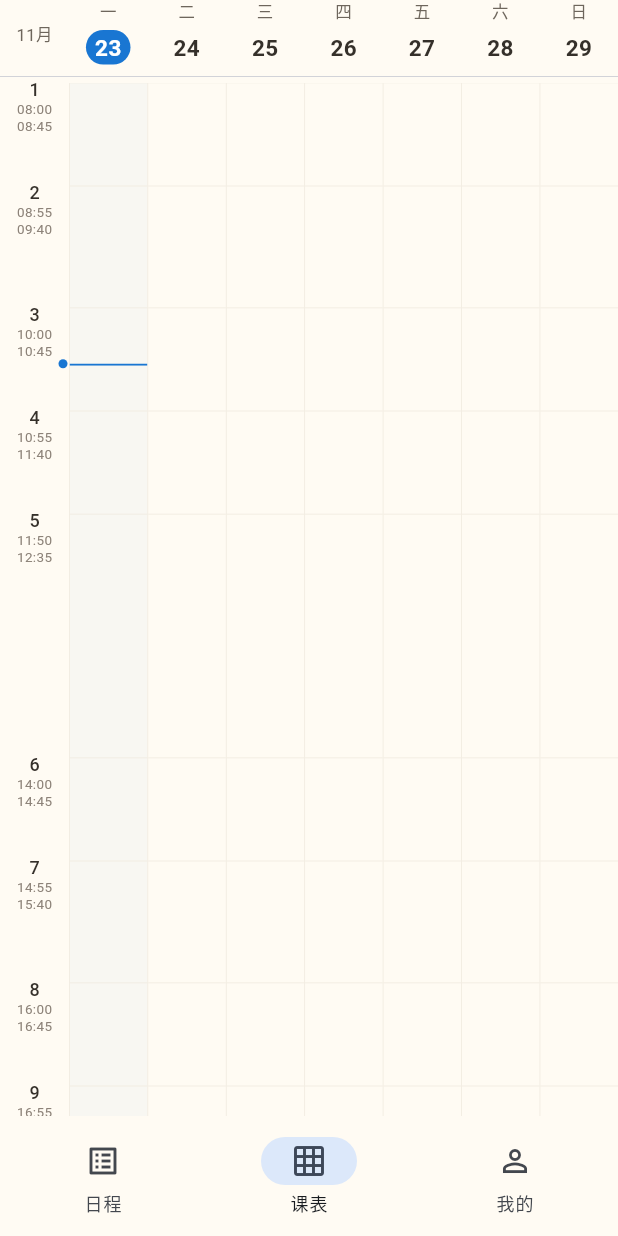
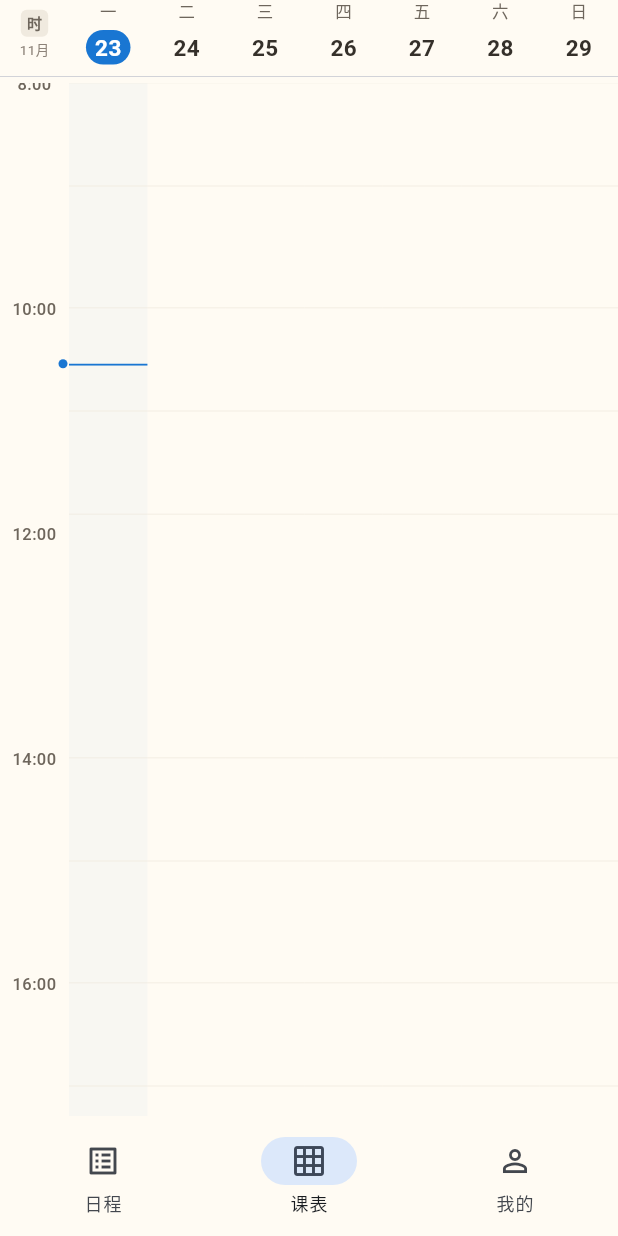
Before and after one commit to memor188/todo-reminder, a Flutter app: the screen it shows after launch, item 2 of the bottom bar chosen, on a phone screen of 412 x 824 dp. Run offline on Flutter 3.47's test engine with Material 3 defaults, Android fonts, the phone set to English and light mode, and no system bars; our stand-ins replace file_picker, flutter_local_notifications, share_plus, shared_preferences, sqflite, timezone; accounts and stored records are empty.

Commit message:
feat: 课表刻度可切换、去列间竖线、课程提前量可配置

```diff
--- a/app/lib/models/course.dart
+++ b/app/lib/models/course.dart
@@ -1,3 +1,9 @@
+/// 课程提醒的默认提前量：从宿舍走到教学楼大概 10 分钟。
+///
+/// 2026-11-23 之前这个值写死在 `reminder_plan.dart` 里、用户改不了；
+/// 现在下沉到 Course 模型，作为字段默认值，录入页就能像事件/任务一样选。
+const int defaultCourseLeadMinutes = 10;
+
 /// 课程：周期规则，改一次等于改整个学期。
 class Course {
   const Course({
@@ -14,6 +20,7 @@ class Course {
     required this.semesterStart, // yyyy-MM-dd
     required this.semesterEnd,
     this.weekParity = 0, // 0=每周，1=单周，2=双周（weeks 为空时兜底）
+    this.remindBeforeMinutes = defaultCourseLeadMinutes,
   });
 
   final int? id;
@@ -38,6 +45,10 @@ class Course {
   final String semesterEnd;
   final int weekParity;
 
+  /// 提前多少分钟响提醒（2026-11-23 用户要求课程也能调）。
+  /// 0 = 到点提醒；默认 10 分钟，和改动前写死的行为一致。
+  final int remindBeforeMinutes;
+
   Map<String, Object?> toMap() => {
     'id': id,
     'title': title,
@@ -52,6 +63,7 @@ class Course {
     'semester_start': semesterStart,
     'semester_end': semesterEnd,
     'week_parity': weekParity,
+    'remind_before_minutes': remindBeforeMinutes,
   };
 
   factory Course.fromMap(Map<String, Object?> map) => Course(
@@ -68,5 +80,9 @@ class Course {
     semesterStart: map['semester_start']! as String,
     semesterEnd: map['semester_end']! as String,
     weekParity: (map['week_parity'] as num?)?.toInt() ?? 0,
+    // 老备份/老库没有这一列时回落到 10，行为和加字段前完全一致。
+    remindBeforeMinutes:
+        (map['remind_before_minutes'] as num?)?.toInt() ??
+        defaultCourseLeadMinutes,
   );
 }
--- a/app/lib/models/reminder_plan.dart
+++ b/app/lib/models/reminder_plan.dart
@@ -1,11 +1,9 @@
 import 'course.dart';
 import 'timeline.dart';
 
-/// 课程提醒的默认提前量。
-///
-/// 事件默认提前 15 分钟（要提前到场办事），任务默认到点（当天做完即可），
-/// 课程取中间值 10 分钟——从宿舍楼下走到教学楼正好够。
-const int defaultCourseLeadMinutes = 10;
+// 默认值已下沉到 Course 模型（这样录入页和调度共用一份）。
+// 这里转出一份，老代码从 reminder_plan 引用这个名字照样能用。
+export 'course.dart' show defaultCourseLeadMinutes;
 
 /// 课程提醒只排未来这么多周。
 ///
@@ -65,9 +63,11 @@ String courseReminderBody(Course course, int leadMinutes) {
 List<CourseReminder> planCourseReminders({
   required Course course,
   required DateTime now,
-  int leadMinutes = defaultCourseLeadMinutes,
+  // 不写死默认值：默认取课程自己的字段。显式传值仅供测试/特殊场景覆盖。
+  int? leadMinutes,
   int horizonWeeks = courseReminderHorizonWeeks,
 }) {
+  final effectiveLead = leadMinutes ?? course.remindBeforeMinutes;
   final courseId = course.id;
   if (courseId == null) return const [];
 
@@ -109,7 +109,7 @@ List<CourseReminder> planCourseReminders({
       startMinutes % 60,
     );
     final fireAt = startAt.subtract(
-      Duration(minutes: leadMinutes <= 0 ? 0 : leadMinutes),
+      Duration(minutes: effectiveLead <= 0 ? 0 : effectiveLead),
     );
     // 今天这节课的提醒点已经过去：跳过，等下一周。
     if (!fireAt.isAfter(now)) continue;
--- a/app/lib/screens/timetable_screen.dart
+++ b/app/lib/screens/timetable_screen.dart
@@ -38,6 +38,24 @@ double? nowLineTopFor(
   if (minutes < gridStart || minutes > gridEnd) return null;
   return (minutes - gridStart) * pxPerMinute;
 }
+
+/// 左栏刻度（2026-11-23 用户要求）：不要「第 N 节 / A B C」，只要
+/// `8:00`、`10:00` 这种每两小时一个的整点。
+///
+/// 起点对齐到 step 的整数倍，所以 08:00 起就是 8/10/12/14…，不会
+/// 因为作息表第一节是 08:00 就出现错位刻度。
+/// 抽成纯函数是为了单测能固定 gridStart/gridEnd 验算。
+List<int> timeGutterMarks(int gridStart, int gridEnd, {int step = 120}) {
+  final first = ((gridStart + step - 1) ~/ step) * step;
+  final marks = <int>[];
+  for (var m = first; m <= gridEnd; m += step) {
+    marks.add(m);
+  }
+  return marks;
+}
+
+/// `480 -> 8:00`，不补前导零——用户要的就是这个写法。
+String timeGutterLabel(int minutes) => '${minutes ~/ 60}:00';
 
 class TimetableScreen extends StatefulWidget {
   const TimetableScreen({
@@ -89,6 +107,11 @@ class _TimetableScreenState extends State<TimetableScreen> {
   /// 课名 → 底色，整屏统一分配（见 [assignCourseColors]），撞色会自动错开。
   Map<String, Color> _colors = const {};
   bool _loading = true;
+
+  /// 左栏刻度模式（2026-11-23 用户改主意：两种都留着，点按钮切换）。
+  /// true = 每两小时整点（8:00 / 10:00…），false = 节次 + 起止时刻（1 / 08:00 / 08:45）。
+  /// 默认整点——那是用户第一条明确要求；节次留作对教务系统「第 3-5 节」时用。
+  bool _showClockTicks = true;
 
   /// 当前时间线每分钟动一次。用 Timer 而不是依赖页面重建——
   /// 用户可能就停在这一页盯着看，不刷新的话那条线会一直是打开时的位置。
@@ -205,15 +228,7 @@ class _TimetableScreenState extends State<TimetableScreen> {
       children: [
         Row(
           children: [
-            SizedBox(
-              width: gutterWidth,
-              child: Center(
-                child: Text(
-                  '${monday.month}月',
-                  style: const TextStyle(fontSize: 11, color: warmInkSoft),
-                ),
-              ),
-            ),
+            SizedBox(width: gutterWidth, child: _gutterHeader(monday)),
             for (final day in days)
               Expanded(
                 child: _dayHeader(
@@ -258,6 +273,48 @@ class _TimetableScreenState extends State<TimetableScreen> {
     );
   }
 
+  /// 左上角：刻度切换按钮 + 月份。
+  ///
+  /// 按钮上直接写当前模式，点一下切到另一种——比图标更好认，不用猜。
+  Widget _gutterHeader(DateTime monday) {
+    // 整个左上角（按钮 + 月份）都是热区：小胶囊只有十几 dp，真机手指点不准。
+    // 46dp 宽 × 整行高的区域随便点，都能切换。
+    return GestureDetector(
+      key: const Key('tt_toggle_ticks'),
+      behavior: HitTestBehavior.opaque,
+      onTap: () => setState(() => _showClockTicks = !_showClockTicks),
+      child: Semantics(
+        button: true,
+        label: _showClockTicks ? '当前整点刻度，点按切换为节次' : '当前节次刻度，点按切换为整点',
+        child: Column(
+          mainAxisAlignment: MainAxisAlignment.center,
+          children: [
+            Container(
+              padding: const EdgeInsets.symmetric(horizontal: 4, vertical: 2),
+              decoration: BoxDecoration(
+                color: warmChip,
+                borderRadius: BorderRadius.circular(4),
+              ),
+              child: Text(
+                _showClockTicks ? '时' : '节',
+                style: const TextStyle(
+                  fontSize: 10,
+                  fontWeight: FontWeight.w600,
+                  color: warmInkSoft,
+                ),
+              ),
+            ),
+            const SizedBox(height: 2),
+            Text(
+              '${monday.month}月',
+              style: const TextStyle(fontSize: 9, color: warmInkFaint),
+            ),
+          ],
+        ),
+      ),
+    );
+  }
+
   /// 星期 + 日期。今天用主题蓝胶囊压住日期，和其他天区分开。
   Widget _dayHeader(DateTime day, {required bool isToday}) {
     return Column(
@@ -289,8 +346,10 @@ class _TimetableScreenState extends State<TimetableScreen> {
     );
   }
 
-  /// 左栏：第 N 节 + 起 / 止时刻。当前时间在右边缘用一个小圆点标出，
-  /// 和今天那一列的横线首尾呼应。
+  /// 左栏：默认每两小时一个整点（8:00 / 10:00 …），点左上角按钮切到
+  /// 节次 + 起止时刻（1 / 08:00 / 08:45）。2026-11-23 用户最终定的方案：
+  /// 两种都留着，一键切换，不再二选一。
+  /// 当前时间在右边缘用一个小圆点标出，和今天那一列的横线首尾呼应。
   Widget _timeGutter({double? nowLineTop}) {
     return SizedBox(
       width: gutterWidth,
@@ -310,6 +369,26 @@ class _TimetableScreenState extends State<TimetableScreen> {
                 ),
               ),
             ),
+          if (_showClockTicks)
+            for (final minutes in timeGutterMarks(_gridStart, _gridEnd))
+              Positioned(
+                // 单行文字垂直居中在刻度线上：-7 大约等于半个 11px 行高
+                top: (minutes - _gridStart) * pxPerMinute - 7,
+                left: 0,
+                right: 0,
+                child: Text(
+                  timeGutterLabel(minutes),
+                  textAlign: TextAlign.center,
+                  style: const TextStyle(
+                    fontSize: 11,
+                    fontWeight: FontWeight.w500,
+                    color: warmInkSoft,
+                  ),
+                ),
+              )
+          else
+            // 节次模式：恢复成改版前的「第 N 节 + 起止时刻」三行，
+            // 方便对照教务系统里「第 3-5 节」这种写法。
             for (final slot in _table.slots)
               Positioned(
                 top: (parseHm(slot.start) - _gridStart) * pxPerMinute - 4,
@@ -363,7 +442,7 @@ class _TimetableScreenState extends State<TimetableScreen> {
       height: _totalHeight,
       decoration: BoxDecoration(
         color: isToday ? const Color(0xFF2A6FD6).withAlpha(8) : null,
-        border: const Border(left: BorderSide(color: line, width: 0.5)),
+        // 2026-11-23：列间竖线去掉，只留横线（下面的每节起点线）。
       ),
       child: Stack(
         children: [
--- a/app/lib/services/reminder_service.dart
+++ b/app/lib/services/reminder_service.dart
@@ -118,6 +118,8 @@ class ReminderService {
     final reminders = planCourseReminders(
       course: course,
       now: now ?? DateTime.now(),
+      // 2026-11-23：课程提前量由用户自己选，不再固定 10 分钟。
+      leadMinutes: course.remindBeforeMinutes,
     );
     var result = const ReminderSyncResult();
 
```
Also changed, not shown: app/lib/screens/manual_input_screen.dart (+19 -7 lines), app/lib/services/db_service.dart (+14 -2 lines), 6 other files. Lines whose indentation alone changed are shown as unchanged.
